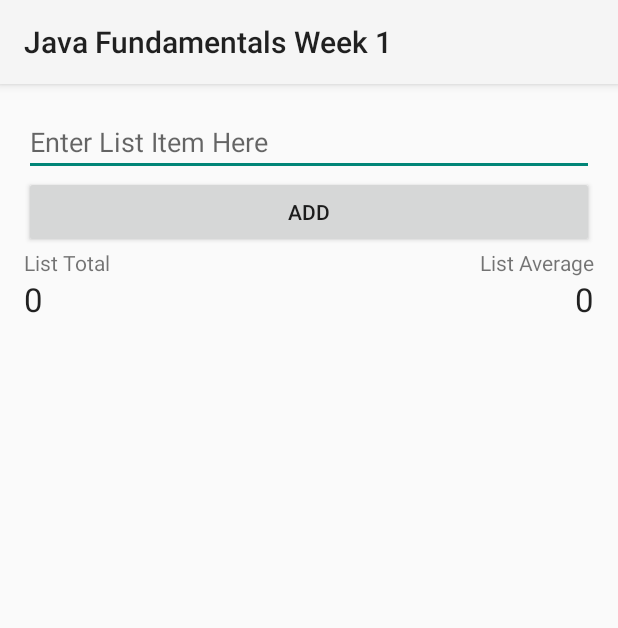
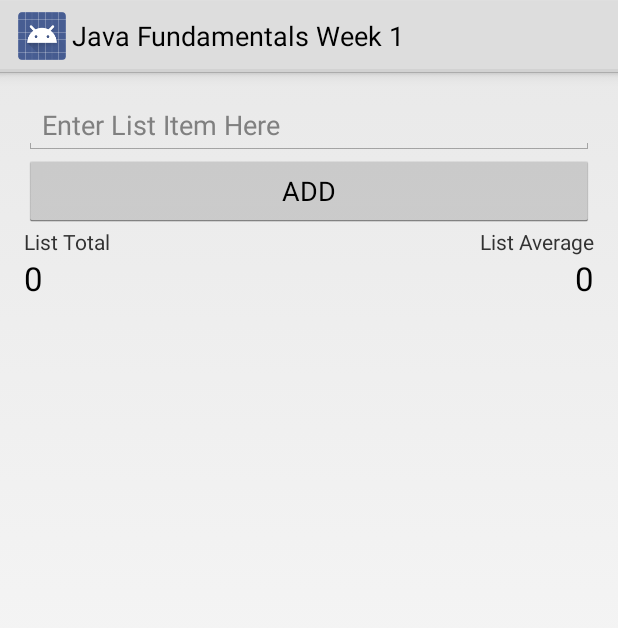
Before and after one commit to isaiasRosario/iOS-SpriteKit, an Android app: the screen it shows after launch (MainActivity), on a phone screen of 412 x 824 dp. Shown: the top 628 px of the screen. Run offline under Robolectric (Android 15) with nearby library versions, the phone set to English and light mode, and no system bars.

Commit message:
Changed Theme

```diff
--- a/JavaFundamentalsWeek1/app/src/main/res/values-v21/styles.xml
+++ b/JavaFundamentalsWeek1/app/src/main/res/values-v21/styles.xml
@@ -1,5 +1,5 @@
 <?xml version="1.0" encoding="utf-8"?>
 <resources>
-    <style name="AppTheme" parent="android:Theme.Material.Light">
+    <style name="AppTheme" parent="android:Theme.Holo.Light">
     </style>
 </resources>
```
